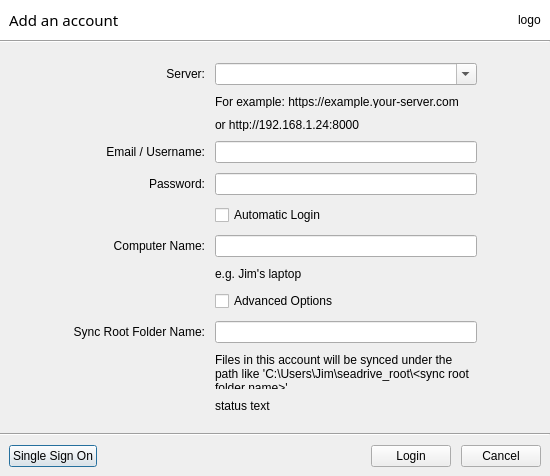
Qt form ui/login-dialog.ui (haiwen/seadrive-gui) before a commit.
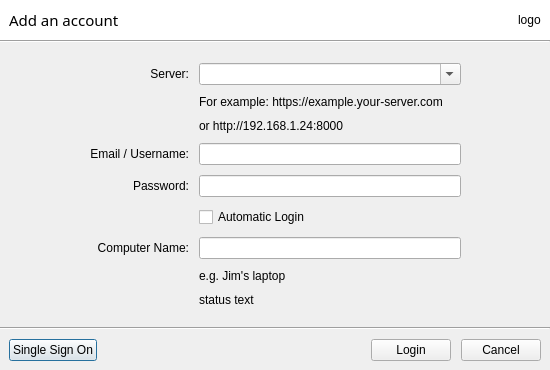
The same form after that commit.

Commit message:
Revert "Support custom sync root name (#463)"
This reverts commit b1ccda2c344ad6fa8f273c4b15e25a92883f3961.

Diff of the .ui file:
```diff
--- a/ui/login-dialog.ui
+++ b/ui/login-dialog.ui
@@ -7,15 +7,9 @@
     <x>0</x>
     <y>0</y>
     <width>550</width>
-    <height>476</height>
+    <height>349</height>
    </rect>
   </property>
-  <property name="sizePolicy">
-   <sizepolicy hsizetype="Expanding" vsizetype="Expanding">
-    <horstretch>0</horstretch>
-    <verstretch>0</verstretch>
-   </sizepolicy>
-  </property>
   <property name="windowTitle">
    <string>Dialog</string>
   </property>
@@ -131,63 +125,6 @@
        <property name="spacing">
         <number>10</number>
        </property>
-       <item row="3" column="2">
-        <widget class="QLineEdit" name="mPassword">
-         <property name="echoMode">
-          <enum>QLineEdit::Password</enum>
-         </property>
-        </widget>
-       </item>
-       <item row="2" column="0">
-        <widget class="QLabel" name="label_2">
-         <property name="text">
-          <string>Email / Username:</string>
-         </property>
-         <property name="alignment">
-          <set>Qt::AlignRight|Qt::AlignTrailing|Qt::AlignVCenter</set>
-         </property>
-        </widget>
-       </item>
-       <item row="4" column="2">
-        <layout class="QGridLayout" name="automaticLoginLayout">
-         <property name="verticalSpacing">
-          <number>0</number>
-         </property>
-         <item row="0" column="0">
-          <widget class="QCheckBox" name="mAutomaticLogin">
-           <property name="text">
-            <string>Automatic Login</string>
-           </property>
-          </widget>
-         </item>
-         <item row="1" column="0">
-          <spacer name="verticalSpacer4">
-           <property name="orientation">
-            <enum>Qt::Vertical</enum>
-           </property>
-           <property name="sizeHint" stdset="0">
-            <size>
-             <width>20</width>
-             <height>4</height>
-            </size>
-           </property>
-          </spacer>
-         </item>
-        </layout>
-       </item>
-       <item row="8" column="2">
-        <widget class="QLineEdit" name="mSyncRootFolderName"/>
-       </item>
-       <item row="3" column="0">
-        <widget class="QLabel" name="label_3">
-         <property name="text">
-          <string>Password:</string>
-         </property>
-         <property name="alignment">
-          <set>Qt::AlignRight|Qt::AlignTrailing|Qt::AlignVCenter</set>
-         </property>
-        </widget>
-       </item>
        <item row="0" column="0">
         <widget class="QLabel" name="serverUrl">
          <property name="text">
@@ -198,54 +135,14 @@
          </property>
         </widget>
        </item>
-       <item row="7" column="2">
-        <widget class="QCheckBox" name="mAdvancedOptions">
-         <property name="text">
-          <string>Advanced Options</string>
-         </property>
-        </widget>
-       </item>
-       <item row="6" column="2">
-        <widget class="QLabel" name="hint_3">
-         <property name="text">
-          <string>e.g. Jim's laptop</string>
-         </property>
-        </widget>
-       </item>
-       <item row="0" column="2">
+       <item row="0" column="1">
         <widget class="QComboBox" name="mServerAddr">
          <property name="editable">
           <bool>true</bool>
          </property>
         </widget>
        </item>
-       <item row="8" column="0">
-        <widget class="QLabel" name="label_7">
-         <property name="text">
-          <string>Sync Root Folder Name:</string>
-         </property>
-         <property name="alignment">
-          <set>Qt::AlignRight|Qt::AlignTrailing|Qt::AlignVCenter</set>
-         </property>
-        </widget>
-       </item>
-       <item row="5" column="2">
-        <widget class="QLineEdit" name="mComputerName"/>
-       </item>
-       <item row="5" column="0">
-        <widget class="QLabel" name="label_5">
-         <property name="text">
-          <string>Computer Name:</string>
-         </property>
-         <property name="alignment">
-          <set>Qt::AlignRight|Qt::AlignTrailing|Qt::AlignVCenter</set>
-         </property>
-         <property name="wordWrap">
-          <bool>true</bool>
-         </property>
-        </widget>
-       </item>
-       <item row="1" column="2">
+       <item row="1" column="1">
         <layout class="QVBoxLayout" name="serverNoteLayout">
          <item>
           <widget class="QLabel" name="hint">
@@ -266,6 +163,19 @@
            </property>
           </widget>
          </item>
+         <item>
+          <spacer name="verticalSpacer2">
+           <property name="orientation">
+            <enum>Qt::Vertical</enum>
+           </property>
+           <property name="sizeHint" stdset="0">
+            <size>
+             <width>20</width>
+             <height>-4</height>
+            </size>
+           </property>
+          </spacer>
+         </item>
          <item>
           <widget class="QLabel" name="hint_2">
            <property name="enabled">
@@ -279,12 +189,102 @@
            </property>
           </widget>
          </item>
+         <item>
+          <spacer name="verticalSpacer3">
+           <property name="orientation">
+            <enum>Qt::Vertical</enum>
+           </property>
+           <property name="sizeHint" stdset="0">
+            <size>
+             <width>20</width>
+             <height>4</height>
+            </size>
+           </property>
+          </spacer>
+         </item>
         </layout>
        </item>
-       <item row="2" column="2">
+       <item row="2" column="0">
+        <widget class="QLabel" name="label_2">
+         <property name="text">
+          <string>Email / Username:</string>
+         </property>
+         <property name="alignment">
+          <set>Qt::AlignRight|Qt::AlignTrailing|Qt::AlignVCenter</set>
+         </property>
+        </widget>
+       </item>
+       <item row="2" column="1">
         <widget class="QLineEdit" name="mUsername"/>
        </item>
-       <item row="10" column="2">
+       <item row="3" column="0">
+        <widget class="QLabel" name="label_3">
+         <property name="text">
+          <string>Password:</string>
+         </property>
+         <property name="alignment">
+          <set>Qt::AlignRight|Qt::AlignTrailing|Qt::AlignVCenter</set>
+         </property>
+        </widget>
+       </item>
+       <item row="3" column="1">
+        <widget class="QLineEdit" name="mPassword">
+         <property name="echoMode">
+          <enum>QLineEdit::Password</enum>
+         </property>
+        </widget>
+       </item>
+       <item row="4" column="1">
+        <layout class="QGridLayout" name="automaticLoginLayout">
+         <property name="verticalSpacing">
+          <number>0</number>
+         </property>
+         <item row="0" column="0">
+          <widget class="QCheckBox" name="mAutomaticLogin">
+           <property name="text">
+            <string>Automatic Login</string>
+           </property>
+          </widget>
+         </item>
+         <item row="1" column="0">
+          <spacer name="verticalSpacer4">
+           <property name="orientation">
+            <enum>Qt::Vertical</enum>
+           </property>
+           <property name="sizeHint" stdset="0">
+            <size>
+             <width>20</width>
+             <height>4</height>
+            </size>
+           </property>
+          </spacer>
+         </item>
+        </layout>
+       </item>
+       <item row="5" column="0">
+        <widget class="QLabel" name="label_5">
+         <property name="text">
+          <string>Computer Name:</string>
+         </property>
+         <property name="alignment">
+          <set>Qt::AlignRight|Qt::AlignTrailing|Qt::AlignVCenter</set>
+         </property>
+         <property name="wordWrap">
+          <bool>true</bool>
+         </property>
+        </widget>
+       </item>
+       <item row="5" column="1">
+        <widget class="QLineEdit" name="mComputerName"/>
+       </item>
+       <item row="6" column="1">
+        <widget class="QLabel" name="hint_3">
+         <property name="text">
+          <string>e.g. Jim's laptop</string>
+         </property>
+        </widget>
+       </item>
+       <item row="7" column="1">
         <widget class="QLabel" name="mStatusText">
          <property name="enabled">
           <bool>true</bool>
@@ -294,16 +294,6 @@
          </property>
         </widget>
        </item>
-       <item row="9" column="2">
-        <widget class="QLabel" name="hint_4">
-         <property name="text">
-          <string>&lt;html&gt;&lt;head/&gt;&lt;body&gt;&lt;p&gt;Files in this account will be synced under the path like 'C:\Users\Jim\seadrive_root\&amp;lt;sync root folder name&amp;gt;'&lt;/p&gt;&lt;/body&gt;&lt;/html&gt;</string>
-         </property>
-         <property name="wordWrap">
-          <bool>true</bool>
-         </property>
-        </widget>
-       </item>
       </layout>
      </item>
      <item>
```
The commit also changes 5 other files.
